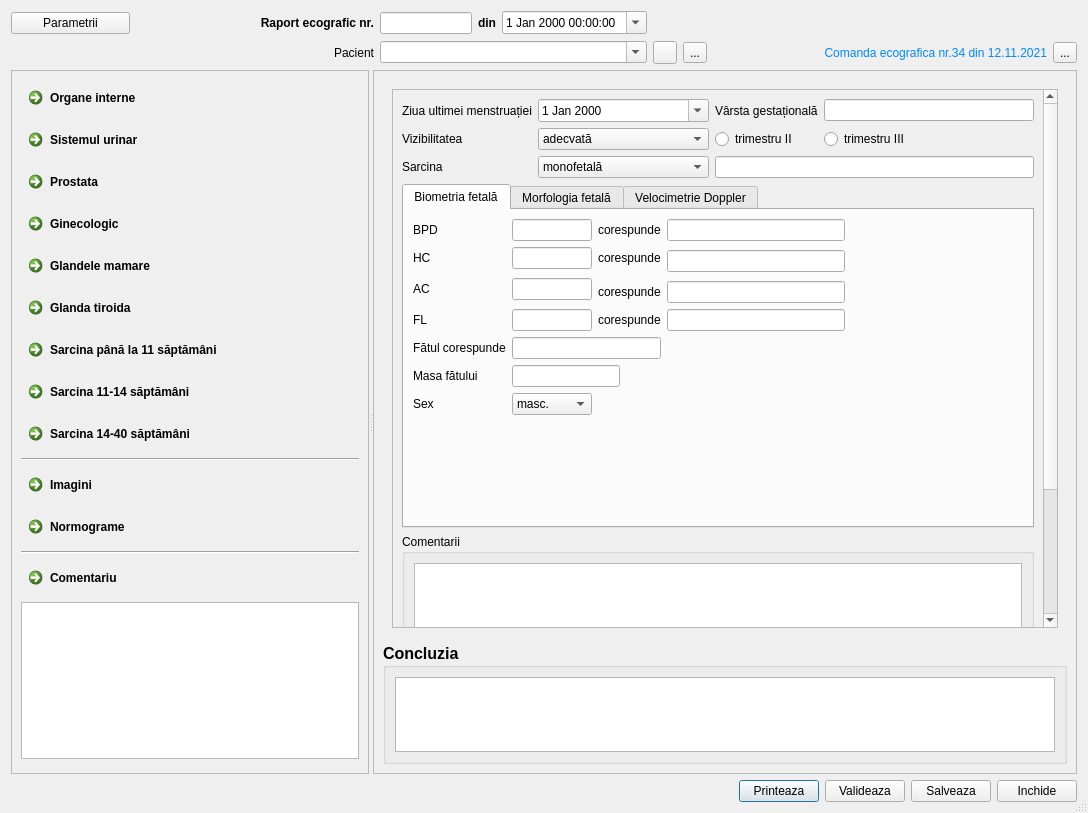
Above: docs/docreportecho.ui from debalex77/USG before the change. Below: the same form after it.
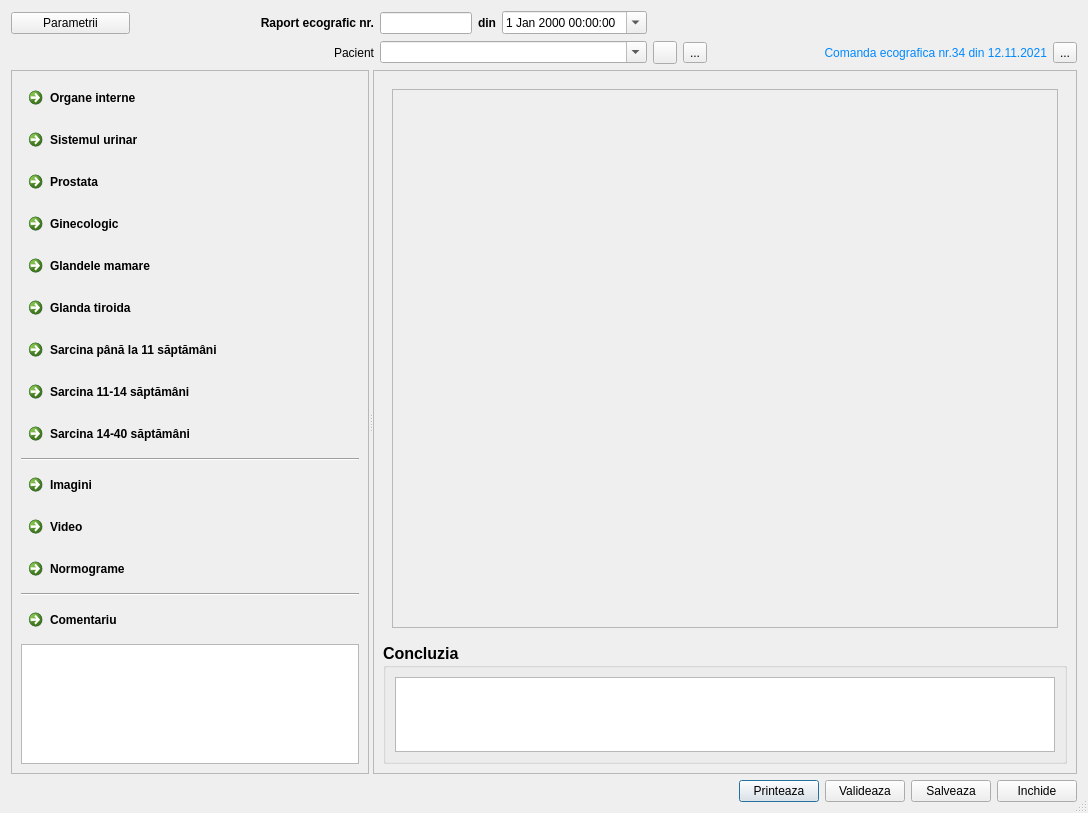
That is the form after the change. Icons and pictures are not drawn.

What changed in the file:
```diff
--- a/docs/docreportecho.ui
+++ b/docs/docreportecho.ui
@@ -339,6 +339,17 @@
          </property>
         </widget>
        </item>
+       <item>
+        <widget class="QCommandLinkButton" name="btnVideo">
+         <property name="text">
+          <string>Video</string>
+         </property>
+         <property name="icon">
+          <iconset resource="../resource.qrc">
+           <normaloff>:/img/video.png</normaloff>:/img/video.png</iconset>
+         </property>
+        </widget>
+       </item>
        <item>
         <widget class="QCommandLinkButton" name="btnNormograms">
          <property name="text">
@@ -441,7 +452,7 @@
           </sizepolicy>
          </property>
          <property name="currentIndex">
-          <number>8</number>
+          <number>10</number>
          </property>
          <widget class="QWidget" name="pageOrgansInternal">
           <layout class="QGridLayout" name="gridLayout_7">
@@ -7463,6 +7474,20 @@
            </item>
           </layout>
          </widget>
+         <widget class="QWidget" name="pageVideo">
+          <layout class="QGridLayout" name="gridLayout_79">
+           <item row="0" column="0">
+            <widget class="QFrame" name="frameVideo">
+             <property name="frameShape">
+              <enum>QFrame::StyledPanel</enum>
+             </property>
+             <property name="frameShadow">
+              <enum>QFrame::Raised</enum>
+             </property>
+            </widget>
+           </item>
+          </layout>
+         </widget>
         </widget>
        </item>
       </layout>
```
